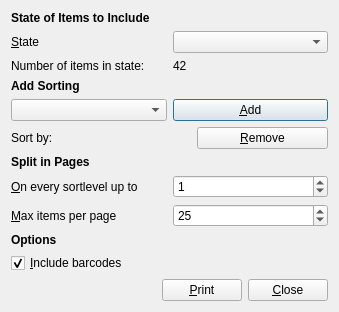
Above: src/printchecklistdialog.ui from RoskildeSkiklub/ssfh before the change. Below: the same form after it.
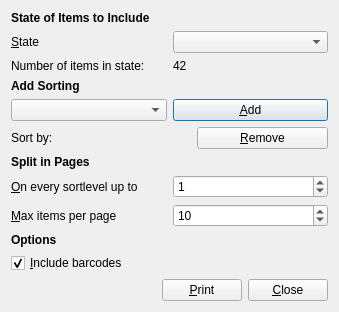
That is the form after the change.

Commit message: Changed printchecklist to use new printerhelper

The edit to the form file:
```diff
--- a/src/printchecklistdialog.ui
+++ b/src/printchecklistdialog.ui
@@ -7,7 +7,7 @@
     <x>0</x>
     <y>0</y>
     <width>339</width>
-    <height>297</height>
+    <height>302</height>
    </rect>
   </property>
   <property name="sizePolicy">
@@ -188,7 +188,7 @@
         <number>100000</number>
        </property>
        <property name="value">
-        <number>25</number>
+        <number>10</number>
        </property>
       </widget>
      </item>
```
The commit also changes 1 other file.
